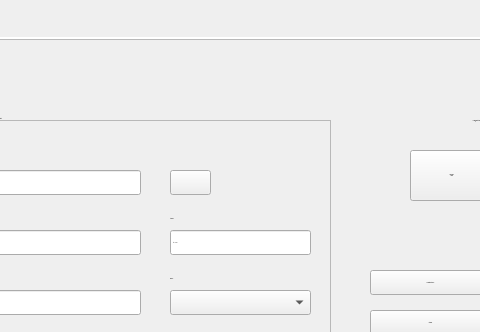
Before: the Qt Designer form Telas/UI/tabCliente.ui in newprev/PrevCliente, drawn with Qt 5; both pictures show x 424 to 904 and y 0 to 332 of the 1178 by 611 pixel window.
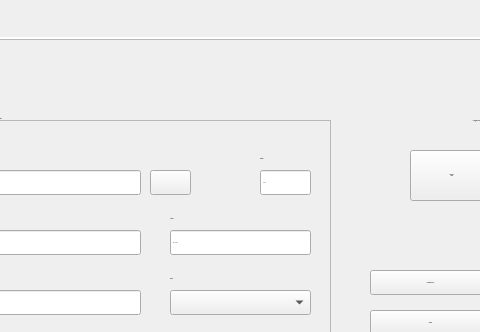
After: the same form once the commit is applied. The open tabs and pages were chosen to show the change. Icons and pictures are not drawn.

The edit to the form file:
```diff
--- a/Telas/UI/tabCliente.ui
+++ b/Telas/UI/tabCliente.ui
@@ -1495,7 +1495,7 @@
          <widget class="QPushButton" name="pbBuscaCep">
           <property name="geometry">
            <rect>
-            <x>200</x>
+            <x>180</x>
             <y>50</y>
             <width>41</width>
             <height>25</height>
@@ -1505,6 +1505,35 @@
            <string/>
           </property>
          </widget>
+         <widget class="QLineEdit" name="leNumero">
+          <property name="geometry">
+           <rect>
+            <x>290</x>
+            <y>50</y>
+            <width>51</width>
+            <height>25</height>
+           </rect>
+          </property>
+          <property name="maxLength">
+           <number>5</number>
+          </property>
+          <property name="placeholderText">
+           <string>12345</string>
+          </property>
+         </widget>
+         <widget class="QLabel" name="lbNumero">
+          <property name="geometry">
+           <rect>
+            <x>290</x>
+            <y>30</y>
+            <width>111</width>
+            <height>17</height>
+           </rect>
+          </property>
+          <property name="text">
+           <string>Número</string>
+          </property>
+         </widget>
         </widget>
         <widget class="QPushButton" name="pbCadastrar">
          <property name="geometry">
```
Left out of the diff: 45 changed lines with no effect on the pictures.
